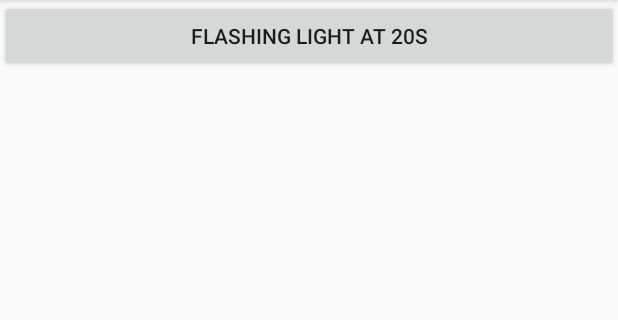
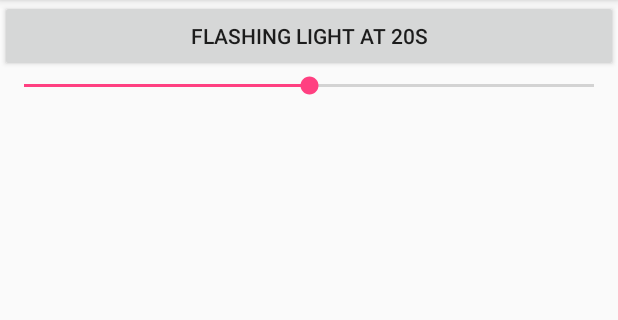
Before and after one commit to qq2216691777/AndroidStudioProjects, an Android app: the screen it shows after launch (MainActivity), on a phone screen of 412 x 824 dp, the part 84-404 px from its top. Run offline under Robolectric (Android 15) with nearby library versions, the phone set to English and light mode, and no system bars.

Commit message:
Added support for backlighting on the original basis

```diff
--- a/App_Addons_002_LightDemo/app/src/main/AndroidManifest.xml
+++ b/App_Addons_002_LightDemo/app/src/main/AndroidManifest.xml
@@ -17,5 +17,5 @@
             </intent-filter>
         </activity>
     </application>
-
+    <uses-permission android:name="android.permission.WRITE_SETTINGS" />
 </manifest>
--- a/App_Addons_002_LightDemo/app/src/main/java/top/lmissw/app_addons_002_lightdemo/MainActivity.java
+++ b/App_Addons_002_LightDemo/app/src/main/java/top/lmissw/app_addons_002_lightdemo/MainActivity.java
@@ -3,12 +3,16 @@ package top.lmissw.app_addons_002_lightdemo;
 import android.app.Notification;
 import android.app.NotificationManager;
 import android.os.Handler;
+import android.provider.Settings;
 import android.support.v7.app.AppCompatActivity;
 import android.os.Bundle;
 import android.view.View;
 import android.widget.Button;
+import android.widget.SeekBar;
 
 public class MainActivity extends AppCompatActivity {
+    private SeekBar mBackLightSeekBar = null;
+
     private Button mLightButton=null;
     boolean flashing = false;
     final  private int LED_NOTIFICATION_ID = 123;
@@ -30,6 +34,8 @@ public class MainActivity extends AppCompatActivity {
         super.onCreate(savedInstanceState);
         setContentView(R.layout.activity_main);
 
+
+
         mLightButton = (Button)findViewById(R.id.button);
         mLightButton.setOnClickListener(new View.OnClickListener() {
             @Override
@@ -43,6 +49,42 @@ public class MainActivity extends AppCompatActivity {
                 }
 
                 mLightHander.postDelayed(mLightRunnable,20000);//延时20000ms（20S） 开发板需要设置在15s后息屏
+
+            }
+        });
+
+        /* 关闭自动调光功能 */
+        Settings.System.putInt(getContentResolver(), Settings.System.SCREEN_BRIGHTNESS_MODE,
+                Settings.System.SCREEN_BRIGHTNESS_MODE_MANUAL);
+
+        mBackLightSeekBar = (SeekBar)findViewById(R.id.seekBar);
+
+        try {
+            int brightness = Settings.System.getInt(getContentResolver(), Settings.System.SCREEN_BRIGHTNESS);
+            mBackLightSeekBar.setProgress(brightness*100/255);
+        } catch (Settings.SettingNotFoundException e) {
+            e.printStackTrace();
+        }
+
+
+        mBackLightSeekBar.setOnSeekBarChangeListener(new SeekBar.OnSeekBarChangeListener(){
+
+            @Override
+            public void onProgressChanged(SeekBar seekBar, int progress, boolean fromUser) {
+                int brightness = mBackLightSeekBar.getProgress();
+                brightness = brightness*255/100;
+
+                android.provider.Settings.System.putInt(getContentResolver(), Settings.System.SCREEN_BRIGHTNESS,brightness);
+
+            }
+
+            @Override
+            public void onStopTrackingTouch(SeekBar seekBar) {
+
+            }
+
+            @Override
+            public void onStartTrackingTouch(SeekBar seekBar) {
 
             }
         });
--- a/App_Addons_002_LightDemo/app/src/main/res/layout/activity_main.xml
+++ b/App_Addons_002_LightDemo/app/src/main/res/layout/activity_main.xml
@@ -4,7 +4,11 @@
     xmlns:tools="http://schemas.android.com/tools"
     android:layout_width="match_parent"
     android:layout_height="match_parent"
-    tools:context="top.lmissw.app_addons_002_lightdemo.MainActivity">
+    android:orientation="vertical">
+    tools:context="top.lmissw.app_addons_002_lightdemo.MainActivity"
+
+
+
 
 
     <Button
@@ -13,4 +17,11 @@
         android:text="Flashing Light at 20S"
         android:id="@+id/button"/>
 
+    <SeekBar
+        android:id="@+id/seekBar"
+        android:layout_width="fill_parent"
+        android:layout_height="wrap_content"
+        android:max="100"
+        android:progress="50"/>
+
 </LinearLayout>
```
Also changed, not shown: 2 other files.
